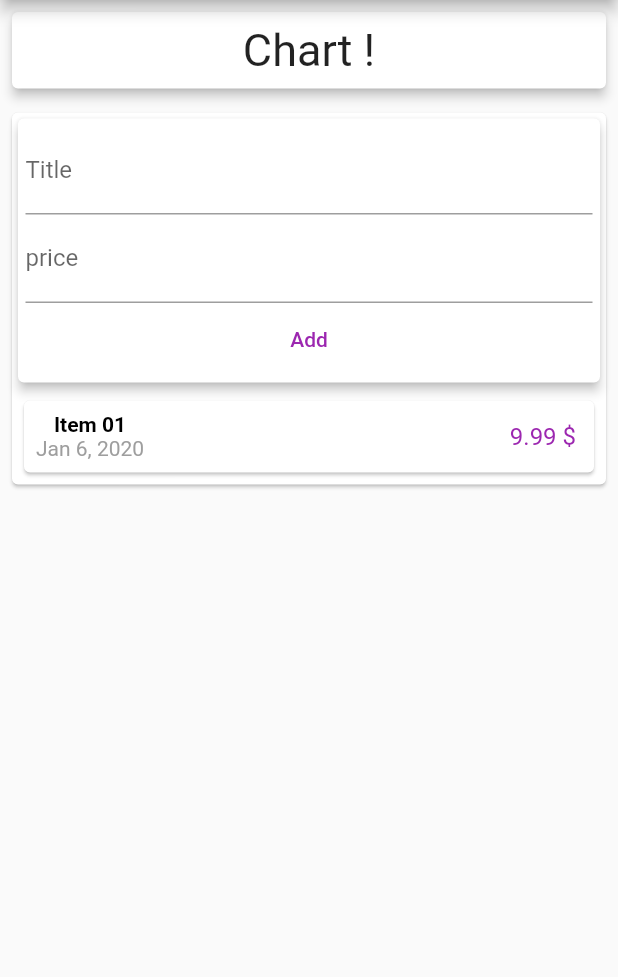
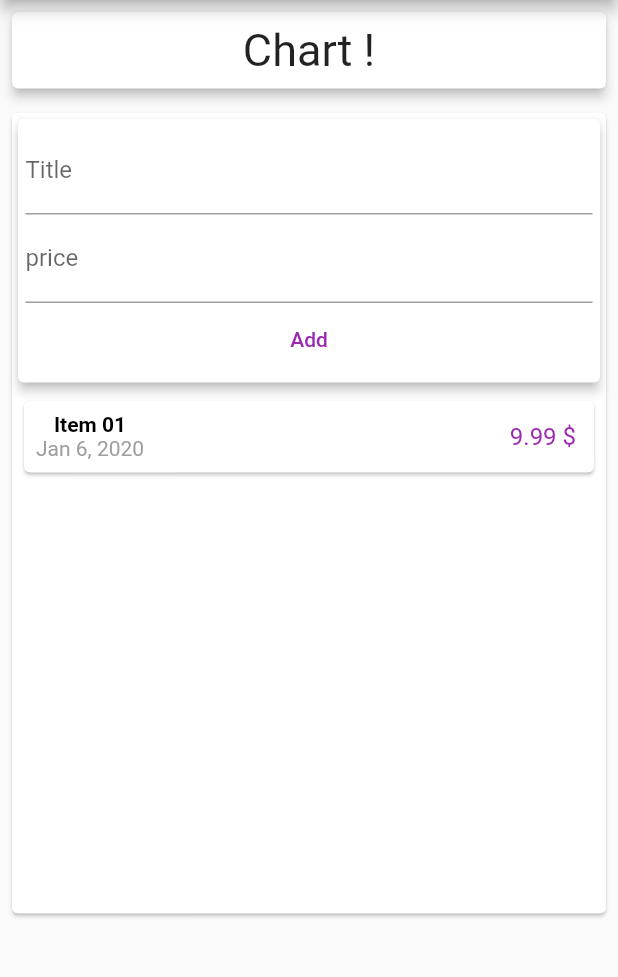
Before and after one commit to FadyFouad/expnse_planner_app, a Flutter app: the screen it shows after launch, on a phone screen of 412 x 824 dp, the part 84-1061 px from its top. Run offline on Flutter 3.47's test engine with Material 2 defaults, Android fonts, the phone set to English and light mode, and no system bars.

Commit message:
ListView.builder

```diff
--- a/lib/widgets/tx_list.dart
+++ b/lib/widgets/tx_list.dart
@@ -8,17 +8,16 @@ import '../transaction.dart';
 ///***************************************************/
 
 class TxList extends StatelessWidget {
-
   final List<Transaction> transactions;
 
   const TxList({Key key, this.transactions}) : super(key: key);
 
   @override
   Widget build(BuildContext context) {
-    var transaction;
     return Container(
-        child: Column(
-      children: transactions.map((transaction) {
+      height: 350,
+      child: ListView.builder(
+        itemBuilder: (BuildContext context, int index) {
           return Card(
             margin: EdgeInsets.all(8),
             child: Padding(
@@ -29,19 +28,20 @@ class TxList extends StatelessWidget {
                   Column(
                     children: <Widget>[
                       Text(
-                      '${transaction.title}',
+                        '${transactions[index].title}',
                         style: TextStyle(
                             color: Colors.black, fontWeight: FontWeight.bold),
                       ),
                       Text(
-                      '${DateFormat().add_yMMMd().format(transaction.date)}',
+                        '${DateFormat().add_yMMMd().format(
+                            transactions[index].date)}',
                         style: TextStyle(color: Colors.grey),
                       ),
                     ],
                   ),
                   Container(
                     child: Text(
-                    ' ${transaction.price} \$',
+                      ' ${transactions[index].price} \$',
                       style: (TextStyle(
                         fontSize: 16,
                         color: Colors.purple,
@@ -53,7 +53,10 @@ class TxList extends StatelessWidget {
               ),
             ),
           );
-      }).toList(),
-    ));
+        },
+        itemCount: transactions.length,
+
+      ),
+    );
   }
 }
```
Lines whose indentation alone changed are shown as unchanged.
